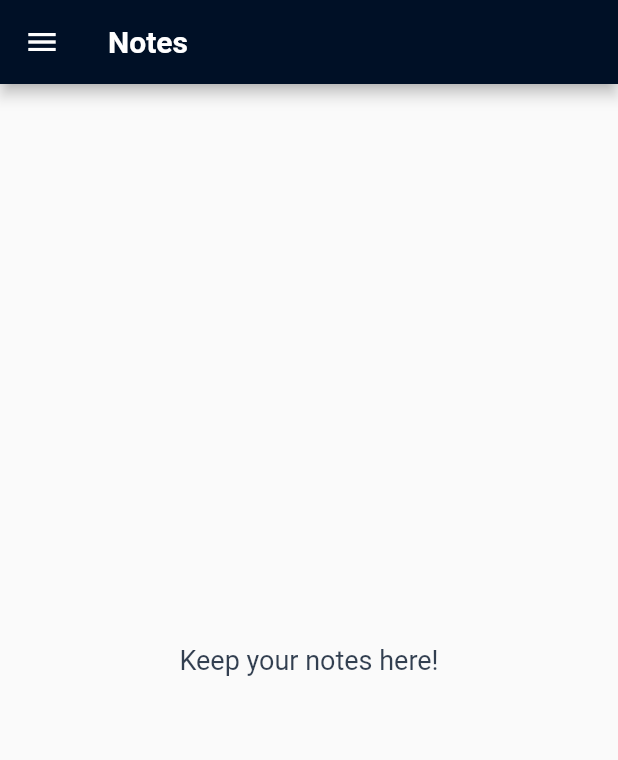
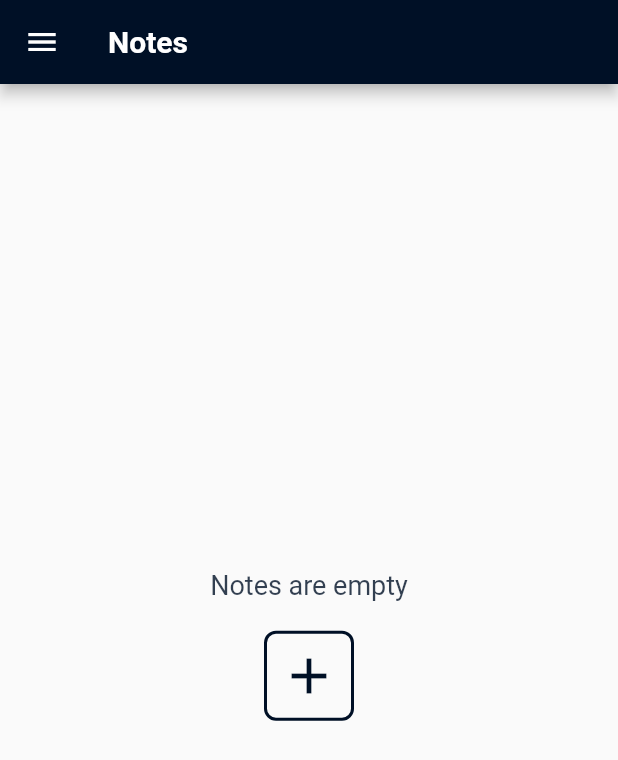
Before and after one commit to hrvojeBencik/notify, a Flutter app: the NotesScreen screen opened by its route, on a phone screen of 412 x 824 dp. Shown: the top 760 px of the screen. Run offline on Flutter 3.47's test engine with Material 2 defaults, Android fonts, the phone set to English and light mode, and no system bars; our stand-ins replace shared_preferences; accounts and stored records are empty.

Commit message:
Added basic notes functionality, custom route created

```diff
--- a/lib/main.dart
+++ b/lib/main.dart
@@ -1,5 +1,6 @@
 import 'package:flutter/material.dart';
 import 'package:provider/provider.dart';
+import 'package:shopping_list/models/notes_model.dart';
 import 'package:shopping_list/models/reminder_list_model.dart';
 import 'package:shopping_list/models/shopping_list_model.dart';
 import 'package:shopping_list/models/todo_list_model.dart';
@@ -26,6 +27,9 @@ class ShoppingApp extends StatelessWidget {
         ChangeNotifierProvider(
           create: (context) => ReminderList(),
         ),
+        ChangeNotifierProvider(
+          create: (context) => Notes(),
+        ),
       ],
       child: MaterialApp(
         debugShowCheckedModeBanner: false,
--- a/lib/screens/notes_screen.dart
+++ b/lib/screens/notes_screen.dart
@@ -1,5 +1,12 @@
 import 'package:flutter/material.dart';
+import 'package:flutter_staggered_grid_view/flutter_staggered_grid_view.dart';
+import 'package:provider/provider.dart';
+import 'package:shared_preferences/shared_preferences.dart';
+import 'package:shopping_list/helpers/custom_route.dart';
+import 'package:shopping_list/models/notes_model.dart';
+import 'package:shopping_list/widgets/add_note_button.dart';
 import 'package:shopping_list/widgets/custom_drawer.dart';
+import 'package:shopping_list/widgets/note_tile.dart';
 
 class NotesScreen extends StatefulWidget {
   static const String routeName = '/notes';
@@ -8,8 +15,27 @@ class NotesScreen extends StatefulWidget {
 }
 
 class _NotesScreenState extends State<NotesScreen> {
+  var notesProvider;
+  List<Map<String, String>> _notes;
+
+  void _checkForSavedNotes() async {
+    final prefs = await SharedPreferences.getInstance();
+    if (prefs.getStringList('notes') != null &&
+        prefs.getStringList('notes').isNotEmpty) {
+      await notesProvider.fetchNotes();
+    }
+  }
+
+  @override
+  void initState() {
+    super.initState();
+    _checkForSavedNotes();
+  }
+
   @override
   Widget build(BuildContext context) {
+    notesProvider = Provider.of<Notes>(context);
+    _notes = notesProvider.notes;
     return Scaffold(
       drawer: CustomDrawer(),
       appBar: AppBar(
@@ -20,15 +46,81 @@ class _NotesScreenState extends State<NotesScreen> {
           ),
         ),
       ),
-      body: Center(
-        child: Text(
-          "Keep your notes here!",
-          style: TextStyle(
-            fontSize: 18,
-            color: Theme.of(context).primaryColor.withOpacity(0.8),
-          ),
-        ),
-      ),
+      floatingActionButton: _notes.isNotEmpty
+          ? FloatingActionButton(
+              onPressed: () {
+                Navigator.of(context).push(CustomRoute.scaleFadeTransition());
+              },
+              backgroundColor: Theme.of(context).accentColor,
+              child: Icon(
+                Icons.add,
+                color: Colors.black,
+                size: 32,
+              ),
+            )
+          : null,
+      body: _notes.isEmpty
+          ? Center(
+              child: Column(
+              mainAxisAlignment: MainAxisAlignment.center,
+              children: [
+                Text(
+                  "Notes are empty",
+                  style: TextStyle(
+                    fontSize: 18,
+                    color: Theme.of(context).primaryColor.withOpacity(
+                          0.8,
+                        ),
+                  ),
+                ),
+                AddNoteButton(),
+              ],
+            ))
+          : StaggeredGridView.countBuilder(
+              padding: EdgeInsets.all(20),
+              crossAxisCount: 4,
+              crossAxisSpacing: 20,
+              mainAxisSpacing: 20,
+              itemCount: _notes.length,
+              itemBuilder: (context, index) {
+                return NoteTile(
+                  index,
+                  _notes[index]['title'],
+                  _notes[index]['note'],
+                  () {
+                    _showBottomSheet(index);
+                  },
+                );
+              },
+              staggeredTileBuilder: (index) {
+                return StaggeredTile.fit(2);
+              },
+            ),
     );
   }
+
+  void _showBottomSheet(int index) {
+    showModalBottomSheet(
+        context: context,
+        builder: (ctx) {
+          return Container(
+            child: Wrap(
+              children: [
+                ListTile(
+                  leading: Icon(
+                    Icons.delete,
+                    color: Theme.of(context).errorColor,
+                  ),
+                  title: Text("Delete note"),
+                  onTap: () {
+                    notesProvider.removeNote(index);
+                    notesProvider.saveNotes();
+                    Navigator.of(context).pop();
+                  },
+                ),
+              ],
+            ),
+          );
+        });
+  }
 }
--- /dev/null
+++ b/lib/widgets/add_note_button.dart
@@ -0,0 +1,35 @@
+import 'package:flutter/material.dart';
+import 'package:shopping_list/helpers/custom_route.dart';
+
+class AddNoteButton extends StatefulWidget {
+  @override
+  _AddNoteButtonState createState() => _AddNoteButtonState();
+}
+
+class _AddNoteButtonState extends State<AddNoteButton> {
+  @override
+  Widget build(BuildContext context) {
+    return Container(
+      margin: EdgeInsets.all(20),
+      width: 60,
+      height: 60,
+      child: RawMaterialButton(
+        shape: RoundedRectangleBorder(
+          borderRadius: BorderRadius.circular(8),
+          side: BorderSide(
+            color: Theme.of(context).primaryColor,
+            width: 2,
+          ),
+        ),
+        child: Icon(
+          Icons.add,
+          size: 40,
+          color: Theme.of(context).primaryColor,
+        ),
+        onPressed: () {
+          Navigator.of(context).push(CustomRoute.scaleFadeTransition());
+        },
+      ),
+    );
+  }
+}
--- a/lib/widgets/todo_list_tile.dart
+++ b/lib/widgets/todo_list_tile.dart
@@ -25,7 +25,7 @@ class _ToDoListTileState extends State<ToDoListTile> {
 
   @override
   Widget build(BuildContext context) {
-    _formattedText = (widget.index + 1).toString() + ". " + widget.text;
+    _formattedText = "- " + widget.text;
     return Dismissible(
       key: UniqueKey(),
       direction: DismissDirection.endToStart,
--- a/pubspec.yaml
+++ b/pubspec.yaml
@@ -24,6 +24,7 @@ dependencies:
   flutter:
     sdk: flutter
   cupertino_icons: ^1.0.0
+  flutter_staggered_grid_view: ^0.3.2
   intl: ^0.16.1
   provider: ^4.3.2+2
   shared_preferences: ^0.5.12+2
```
Also changed, not shown: lib/helpers/custom_route.dart (added, +33 -0 lines), lib/models/notes_model.dart (added, +63 -0 lines), lib/screens/add_note_screen.dart (added, +117 -0 lines), lib/widgets/note_tile.dart (added, +40 -0 lines), pubspec.lock, 1 other file.
